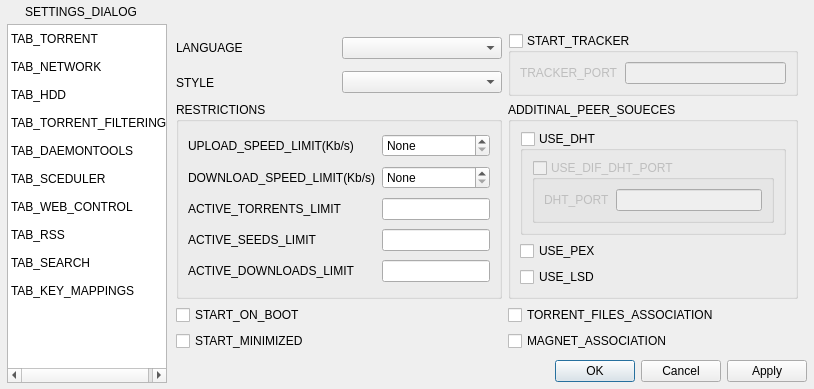
CuteTorrent/CuteTorrent, file src/SettingsDialog.ui: the form before one commit.
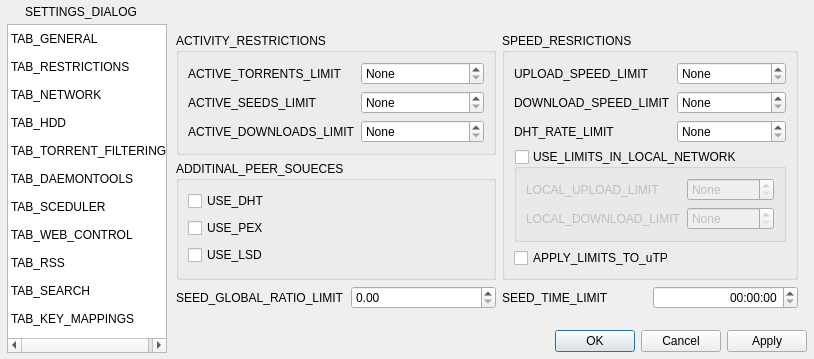
The form after the commit. The open tabs and pages were chosen to show the change. Icons and pictures are not drawn.

```diff
--- a/src/SettingsDialog.ui
+++ b/src/SettingsDialog.ui
@@ -7,7 +7,7 @@
     <x>0</x>
     <y>0</y>
     <width>793</width>
-    <height>341</height>
+    <height>359</height>
    </rect>
   </property>
   <property name="windowTitle">
@@ -197,19 +197,34 @@
         </property>
         <widget class="QWidget" name="torrentTab">
          <layout class="QGridLayout" name="gridLayout_22">
+          <item row="0" column="2" rowspan="2" colspan="2">
+           <widget class="QGroupBox" name="trackerGroupBox">
+            <property name="title">
+             <string>START_TRACKER</string>
+            </property>
+            <property name="checkable">
+             <bool>true</bool>
+            </property>
+            <property name="checked">
+             <bool>false</bool>
+            </property>
+            <layout class="QGridLayout" name="gridLayout_2">
+             <item row="0" column="0">
+              <widget class="QLabel" name="label_23">
+               <property name="text">
+                <string>TRACKER_PORT</string>
+               </property>
+              </widget>
+             </item>
+             <item row="0" column="1">
+              <widget class="QLineEdit" name="trackerPortEdit"/>
+             </item>
+            </layout>
+           </widget>
+          </item>
           <item row="1" column="1">
            <widget class="QComboBox" name="styleComboBox"/>
           </item>
-          <item row="7" column="0" colspan="2">
-           <widget class="QCheckBox" name="runOnbootCheckBox">
-            <property name="whatsThis">
-             <string>START_ON_BOOT_WIT</string>
-            </property>
-            <property name="text">
-             <string>START_ON_BOOT</string>
-            </property>
-           </widget>
-          </item>
           <item row="1" column="0">
            <widget class="QLabel" name="label_26">
             <property name="text">
@@ -217,17 +232,34 @@
             </property>
            </widget>
           </item>
-          <item row="8" column="2">
-           <widget class="QCheckBox" name="magnetAssociationCheckBox">
-            <property name="whatsThis">
-             <string>MAGNET_ASSOCIATION_WIT</string>
-            </property>
+          <item row="0" column="0">
+           <widget class="QLabel" name="label_8">
             <property name="text">
              <string>MAGNET_ASSOCIATION</string>
             </property>
            </widget>
           </item>
-          <item row="8" column="0" colspan="2">
+          <item row="0" column="1">
+           <widget class="QComboBox" name="localeComboBox">
+            <property name="styleSheet">
+             <string notr="true"/>
+            </property>
+           </widget>
+          </item>
+          <item row="10" column="0" colspan="3">
+           <spacer name="verticalSpacer_5">
+            <property name="orientation">
+             <enum>Qt::Vertical</enum>
+            </property>
+            <property name="sizeHint" stdset="0">
+             <size>
+              <width>20</width>
+              <height>40</height>
+             </size>
+            </property>
+           </spacer>
+          </item>
+          <item row="3" column="0" colspan="2">
            <widget class="QCheckBox" name="startMinimizedCheckBox">
             <property name="whatsThis">
              <string>START_MINIMIZED_WIT</string>
@@ -237,7 +269,17 @@
             </property>
            </widget>
           </item>
-          <item row="7" column="2">
+          <item row="2" column="0" colspan="2">
+           <widget class="QCheckBox" name="runOnbootCheckBox">
+            <property name="whatsThis">
+             <string>START_ON_BOOT_WIT</string>
+            </property>
+            <property name="text">
+             <string>START_ON_BOOT</string>
+            </property>
+           </widget>
+          </item>
+          <item row="4" column="0" colspan="2">
            <widget class="QCheckBox" name="asociationCheckBox">
             <property name="whatsThis">
              <string>TORRENT_FILES_ASSOCIATION_WIT</string>
@@ -247,30 +289,29 @@
             </property>
            </widget>
           </item>
-          <item row="0" column="0">
-           <widget class="QLabel" name="label_8">
-            <property name="text">
-             <string>LANGUAGE</string>
-            </property>
-           </widget>
-          </item>
-          <item row="0" column="1">
-           <widget class="QComboBox" name="localeComboBox">
-            <property name="styleSheet">
-             <string notr="true"/>
-            </property>
-           </widget>
-          </item>
-          <item row="5" column="2">
-           <widget class="QGroupBox" name="groupBox_12">
+          <item row="2" column="2" rowspan="6" colspan="2">
+           <widget class="QGroupBox" name="useNotificationsCheckBox">
             <property name="title">
-             <string>ADDITINAL_PEER_SOUECES</string>
+             <string>ENABLE_NOTIFICATIONS</string>
             </property>
-            <layout class="QGridLayout" name="gridLayout_29">
+            <property name="checkable">
+             <bool>true</bool>
+            </property>
+            <property name="checked">
+             <bool>false</bool>
+            </property>
+            <layout class="QGridLayout" name="gridLayout_34">
              <item row="0" column="0">
-              <widget class="QGroupBox" name="useDHTCheckBox">
+              <widget class="QCheckBox" name="useCustomNotificationsCheckBox">
+               <property name="text">
+                <string>USE_CUSTOM_NOTIFICATIONS</string>
+               </property>
+              </widget>
+             </item>
+             <item row="1" column="0">
+              <widget class="QGroupBox" name="groupBox_14">
                <property name="title">
-                <string>USE_DHT</string>
+                <string>NOTIFY_ERRORS</string>
                </property>
                <property name="checkable">
                 <bool>true</bool>
@@ -278,138 +319,280 @@
                <property name="checked">
                 <bool>false</bool>
                </property>
-               <layout class="QGridLayout" name="gridLayout_30">
-                <item row="1" column="0" colspan="2">
-                 <widget class="QGroupBox" name="useDifDhtPorrtGroupBox">
-                  <property name="title">
-                   <string>USE_DIF_DHT_PORT</string>
+               <layout class="QGridLayout" name="gridLayout_35">
+                <item row="0" column="0">
+                 <widget class="QCheckBox" name="checkBox">
+                  <property name="text">
+                   <string>NOTIFY_TRACKER_ERRORS</string>
                   </property>
-                  <property name="checkable">
-                   <bool>true</bool>
+                 </widget>
+                </item>
+                <item row="1" column="0">
+                 <widget class="QCheckBox" name="checkBox_3">
+                  <property name="text">
+                   <string>NOTIFY_IO_ERRORS</string>
                   </property>
-                  <property name="checked">
-                   <bool>false</bool>
+                 </widget>
+                </item>
+                <item row="2" column="0">
+                 <widget class="QCheckBox" name="checkBox_4">
+                  <property name="text">
+                   <string>NOTIFY_RSS_ERRORS</string>
                   </property>
-                  <layout class="QGridLayout" name="gridLayout_31">
-                   <item row="0" column="1">
-                    <widget class="QLineEdit" name="specDhtPortEdit"/>
-                   </item>
-                   <item row="0" column="0">
-                    <widget class="QLabel" name="label_30">
-                     <property name="text">
-                      <string>DHT_PORT</string>
-                     </property>
-                    </widget>
-                   </item>
-                  </layout>
                  </widget>
                 </item>
                </layout>
               </widget>
              </item>
-             <item row="1" column="0">
-              <widget class="QCheckBox" name="usePExCheckBox">
-               <property name="text">
-                <string>USE_PEX</string>
-               </property>
-              </widget>
-             </item>
-             <item row="2" column="0">
-              <widget class="QCheckBox" name="useLSDCheckBox">
-               <property name="text">
-                <string>USE_LSD</string>
-               </property>
-              </widget>
-             </item>
             </layout>
            </widget>
           </item>
-          <item row="0" column="2" rowspan="2">
-           <widget class="QGroupBox" name="trackerGroupBox">
-            <property name="title">
-             <string>START_TRACKER</string>
+          <item row="6" column="0" colspan="2">
+           <spacer name="verticalSpacer_7">
+            <property name="orientation">
+             <enum>Qt::Vertical</enum>
             </property>
-            <property name="checkable">
-             <bool>true</bool>
+            <property name="sizeHint" stdset="0">
+             <size>
+              <width>20</width>
+              <height>40</height>
+             </size>
             </property>
-            <property name="checked">
-             <bool>false</bool>
-            </property>
-            <layout class="QGridLayout" name="gridLayout_2">
-             <item row="0" column="0">
-              <widget class="QLabel" name="label_23">
-               <property name="text">
-                <string>TRACKER_PORT</string>
-               </property>
-              </widget>
-             </item>
-             <item row="0" column="1">
-              <widget class="QLineEdit" name="trackerPortEdit"/>
-             </item>
-            </layout>
-           </widget>
+           </spacer>
           </item>
           <item row="5" column="0" colspan="2">
+           <widget class="QCheckBox" name="magnetAssociationCheckBox">
+            <property name="whatsThis">
+             <string>MAGNET_ASSOCIATION_WIT</string>
+            </property>
+            <property name="text">
+             <string>MAGNET_ASSOCIATION</string>
+            </property>
+           </widget>
+          </item>
+         </layout>
+        </widget>
+        <widget class="QWidget" name="restrictionTab">
+         <layout class="QGridLayout" name="gridLayout_30">
+          <item row="0" column="2" rowspan="3" colspan="2">
            <widget class="QGroupBox" name="groupBox_2">
             <property name="title">
-             <string>RESTRICTIONS</string>
+             <string>SPEED_RESRICTIONS</string>
             </property>
-            <layout class="QGridLayout" name="gridLayout_3">
+            <layout class="QGridLayout" name="gridLayout_31">
              <item row="0" column="0">
               <widget class="QLabel" name="label_6">
                <property name="whatsThis">
                 <string>UPLOAD_SPEED_LIMIT_WIT</string>
                </property>
                <property name="text">
-                <string>UPLOAD_SPEED_LIMIT(Kb/s)</string>
+                <string>UPLOAD_SPEED_LIMIT</string>
                </property>
               </widget>
              </item>
-             <item row="3" column="0">
-              <widget class="QLabel" name="label_15">
-               <property name="whatsThis">
-                <string>ACTIVE_TORRENTS_LIMIT_WIT</string>
+             <item row="0" column="1">
+              <widget class="QSpinBox" name="uploadLimitEdit">
+               <property name="specialValueText">
+                <string>None</string>
                </property>
-               <property name="text">
-                <string>ACTIVE_TORRENTS_LIMIT</string>
+               <property name="suffix">
+                <string> Kb\s</string>
                </property>
-              </widget>
-             </item>
-             <item row="3" column="1">
-              <widget class="QLineEdit" name="activeLimitEdit">
-               <property name="whatsThis">
-                <string>ACTIVE_TORRENTS_LIMIT</string>
+               <property name="prefix">
+                <string/>
                </property>
+               <property name="maximum">
+                <number>99999</number>
+               </property>
               </widget>
              </item>
-             <item row="2" column="0">
+             <item row="1" column="0">
               <widget class="QLabel" name="label_7">
                <property name="whatsThis">
                 <string>DOWNLOAD_SPEED_LIMIT_WIT</string>
                </property>
                <property name="text">
-                <string>DOWNLOAD_SPEED_LIMIT(Kb/s)</string>
+                <string>DOWNLOAD_SPEED_LIMIT</string>
                </property>
               </widget>
              </item>
-             <item row="4" column="0">
-              <widget class="QLabel" name="label_16">
-               <property name="whatsThis">
-                <string>ACTIVE_SEEDS_LIMIT_WIT</string>
+             <item row="1" column="1">
+              <widget class="QSpinBox" name="downloadLimitEdit">
+               <property name="specialValueText">
+                <string>None</string>
                </property>
+               <property name="suffix">
+                <string> Kb\s</string>
+               </property>
+               <property name="prefix">
+                <string/>
+               </property>
+               <property name="maximum">
+                <number>99999</number>
+               </property>
+              </widget>
+             </item>
+             <item row="2" column="0">
+              <widget class="QLabel" name="label_33">
                <property name="text">
-                <string>ACTIVE_SEEDS_LIMIT</string>
+                <string>DHT_RATE_LIMIT</string>
                </property>
               </widget>
              </item>
-             <item row="4" column="1">
-              <widget class="QLineEdit" name="activeSeedLimitEdit">
+             <item row="2" column="1">
+              <widget class="QSpinBox" name="dhtLimitEdit">
+               <property name="specialValueText">
+                <string>None</string>
+               </property>
+               <property name="suffix">
+                <string> Kb\s</string>
+               </property>
+               <property name="prefix">
+                <string/>
+               </property>
+               <property name="maximum">
+                <number>99999</number>
+               </property>
+              </widget>
+             </item>
+             <item row="3" column="0" colspan="2">
+              <widget class="QGroupBox" name="groupBox_13">
+               <property name="title">
+                <string>USE_LIMITS_IN_LOCAL_NETWORK</string>
+               </property>
+               <property name="checkable">
+                <bool>true</bool>
+               </property>
+               <property name="checked">
+                <bool>false</bool>
+               </property>
+               <layout class="QGridLayout" name="gridLayout_32">
+                <item row="0" column="0">
+                 <widget class="QLabel" name="label_31">
+                  <property name="text">
+                   <string>LOCAL_UPLOAD_LIMIT</string>
+                  </property>
+                 </widget>
+                </item>
+                <item row="0" column="1">
+                 <widget class="QSpinBox" name="spinBox">
+                  <property name="specialValueText">
+                   <string>None</string>
+                  </property>
+                  <property name="suffix">
+                   <string>Kb\s</string>
+                  </property>
+                  <property name="maximum">
+                   <number>99999</number>
+                  </property>
+                 </widget>
+                </item>
+                <item row="1" column="0">
+                 <widget class="QLabel" name="label_32">
+                  <property name="text">
+                   <string>LOCAL_DOWNLOAD_LIMIT</string>
+                  </property>
+                 </widget>
+                </item>
+                <item row="1" column="1">
+                 <widget class="QSpinBox" name="spinBox_2">
+                  <property name="specialValueText">
+                   <string>None</string>
+                  </property>
+                  <property name="suffix">
+                   <string>Kb\s</string>
+                  </property>
+                  <property name="maximum">
+                   <number>99999</number>
+                  </property>
+                 </widget>
+                </item>
+               </layout>
+              </widget>
+             </item>
+             <item row="4" column="0" colspan="2">
+              <widget class="QCheckBox" name="checkBox_2">
+               <property name="text">
+                <string>APPLY_LIMITS_TO_uTP</string>
+               </property>
+              </widget>
+             </item>
+            </layout>
+           </widget>
+          </item>
+          <item row="0" column="0" colspan="2">
+           <widget class="QGroupBox" name="restrictionsGroupBox">
+            <property name="title">
+             <string>ACTIVITY_RESTRICTIONS</string>
+            </property>
+            <layout class="QGridLayout" name="gridLayout_3">
+             <item row="1" column="1">
+              <widget class="QSpinBox" name="activeSeedLimitEdit">
                <property name="whatsThis">
                 <string>ACTIVE_SEEDS_LIMIT</string>
                </property>
+               <property name="specialValueText">
+                <string>None</string>
+               </property>
+               <property name="minimum">
+                <number>-1</number>
+               </property>
+               <property name="maximum">
+                <number>999999</number>
+               </property>
+               <property name="singleStep">
+                <number>5</number>
+               </property>
+               <property name="value">
+                <number>-1</number>
+               </property>
               </widget>
              </item>
-             <item row="5" column="0">
+             <item row="0" column="1">
+              <widget class="QSpinBox" name="activeLimitEdit">
+               <property name="whatsThis">
+                <string>ACTIVE_TORRENTS_LIMIT</string>
+               </property>
+               <property name="specialValueText">
+                <string>None</string>
+               </property>
+               <property name="minimum">
+                <number>-1</number>
+               </property>
+               <property name="maximum">
+                <number>999999</number>
+               </property>
+               <property name="singleStep">
+                <number>5</number>
+               </property>
+               <property name="value">
+                <number>-1</number>
+               </property>
+              </widget>
+             </item>
+             <item row="2" column="1">
+              <widget class="QSpinBox" name="activeDownloadLimitEdit">
+               <property name="whatsThis">
+                <string>ACTIVE_DOWNLOADS_LIMIT</string>
+               </property>
+               <property name="specialValueText">
+                <string>None</string>
+               </property>
+               <property name="minimum">
+                <number>-1</number>
+               </property>
+               <property name="maximum">
+                <number>999999</number>
+               </property>
+               <property name="singleStep">
+                <number>5</number>
+               </property>
+               <property name="value">
+                <number>-1</number>
+               </property>
+              </widget>
+             </item>
+             <item row="2" column="0">
               <widget class="QLabel" name="label_17">
                <property name="whatsThis">
                 <string>ACTIVE_DOWNLOADS_LIMIT_WIT</string>
@@ -419,48 +602,99 @@
                </property>
               </widget>
              </item>
-             <item row="5" column="1">
-              <widget class="QLineEdit" name="activeDownloadLimitEdit">
+             <item row="1" column="0">
+              <widget class="QLabel" name="label_16">
                <property name="whatsThis">
                 <string>ACTIVE_DOWNLOADS_LIMIT</string>
                </property>
+               <property name="text">
+                <string>ACTIVE_SEEDS_LIMIT</string>
+               </property>
               </widget>
              </item>
-             <item row="0" column="1">
-              <widget class="QSpinBox" name="uploadLimitEdit">
-               <property name="specialValueText">
-                <string>None</string>
+             <item row="0" column="0">
+              <widget class="QLabel" name="label_15">
+               <property name="whatsThis">
+                <string>ACTIVE_TORRENTS_LIMIT_WIT</string>
                </property>
-               <property name="suffix">
-                <string> Kb\s</string>
+               <property name="text">
+                <string>ACTIVE_TORRENTS_LIMIT</string>
                </property>
-               <property name="prefix">
-                <string/>
+              </widget>
+             </item>
+            </layout>
+           </widget>
+          </item>
+          <item row="3" column="3">
+           <widget class="QTimeEdit" name="timeEdit">
+            <property name="alignment">
+             <set>Qt::AlignRight|Qt::AlignTrailing|Qt::AlignVCenter</set>
+            </property>
+            <property name="displayFormat">
+             <string>HH:mm:ss</string>
+            </property>
+           </widget>
+          </item>
+          <item row="3" column="2">
+           <widget class="QLabel" name="label_30">
+            <property name="text">
+             <string>SEED_TIME_LIMIT</string>
+            </property>
+           </widget>
+          </item>
+          <item row="4" column="0" colspan="4">
+           <spacer name="verticalSpacer_6">
+            <property name="orientation">
+             <enum>Qt::Vertical</enum>
+            </property>
+            <property name="sizeHint" stdset="0">
+             <size>
+              <width>20</width>
+              <height>40</height>
+             </size>
+            </property>
+           </spacer>
+          </item>
+          <item row="1" column="0" rowspan="2" colspan="2">
+           <widget class="QGroupBox" name="groupBox_12">
+            <property name="title">
+             <string>ADDITINAL_PEER_SOUECES</string>
+            </property>
+            <layout class="QGridLayout" name="gridLayout_29">
+             <item row="1" column="0">
+              <widget class="QCheckBox" name="usePExCheckBox">
+               <property name="text">
+                <string>USE_PEX</string>
                </property>
-               <property name="maximum">
-                <number>99999</number>
+              </widget>
+             </item>
+             <item row="2" column="0">
+              <widget class="QCheckBox" name="useLSDCheckBox">
+               <property name="text">
+                <string>USE_LSD</string>
                </property>
               </widget>
              </item>
-             <item row="2" column="1">
-              <widget class="QSpinBox" name="downloadLimitEdit">
-               <property name="specialValueText">
-                <string>None</string>
+             <item row="0" column="0">
+              <widget class="QCheckBox" name="useDHTCheckBox">
+               <property name="text">
+                <string>USE_DHT</string>
                </property>
-               <property name="suffix">
-                <string> Kb\s</string>
-               </property>
-               <property name="prefix">
-                <string/>
-               </property>
-               <property name="maximum">
-                <number>99999</number>
-               </property>
               </widget>
              </item>
             </layout>
            </widget>
           </item>
+          <item row="3" column="1">
+           <widget class="QDoubleSpinBox" name="doubleSpinBox"/>
+          </item>
+          <item row="3" column="0">
+           <widget class="QLabel" name="label_34">
+            <property name="text">
+             <string>SEED_GLOBAL_RATIO_LIMIT</string>
+            </property>
+           </widget>
+          </item>
          </layout>
         </widget>
         <widget class="QWidget" name="page">
@@ -1593,7 +1827,12 @@
         </property>
         <item>
          <property name="text">
-          <string>TAB_TORRENT</string>
+          <string>TAB_GENERAL</string>
+         </property>
+        </item>
+        <item>
+         <property name="text">
+          <string>TAB_RESTRICTIONS</string>
          </property>
         </item>
         <item>
```
Left out of the diff: 13 changed lines with no effect on the pictures.
